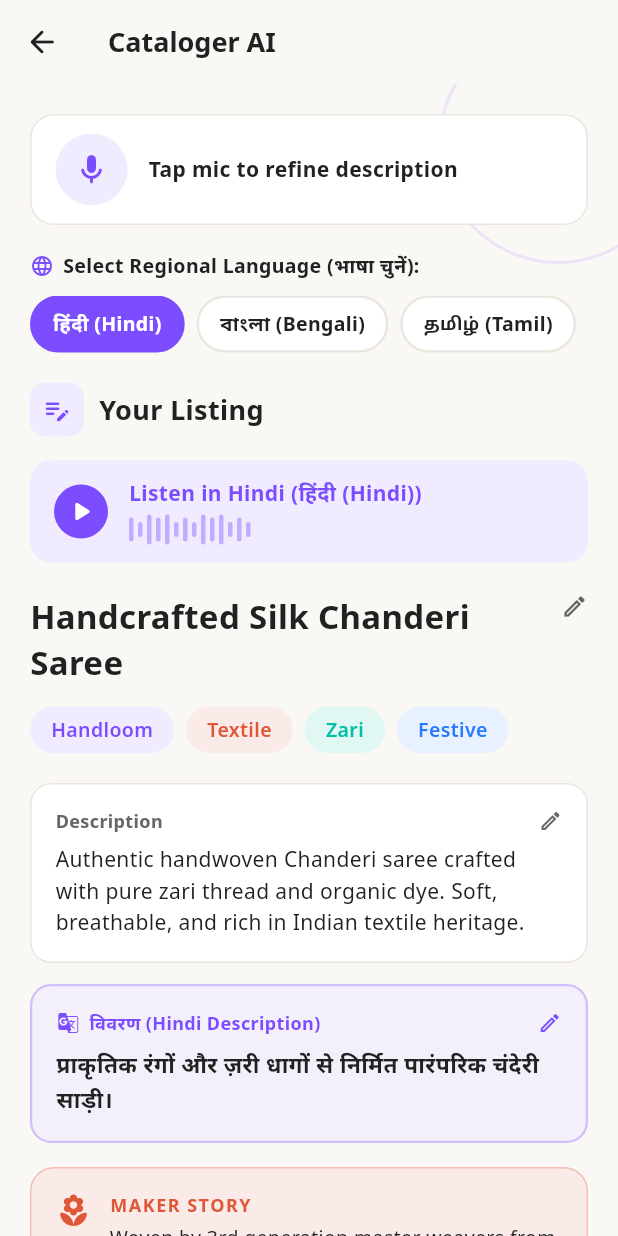
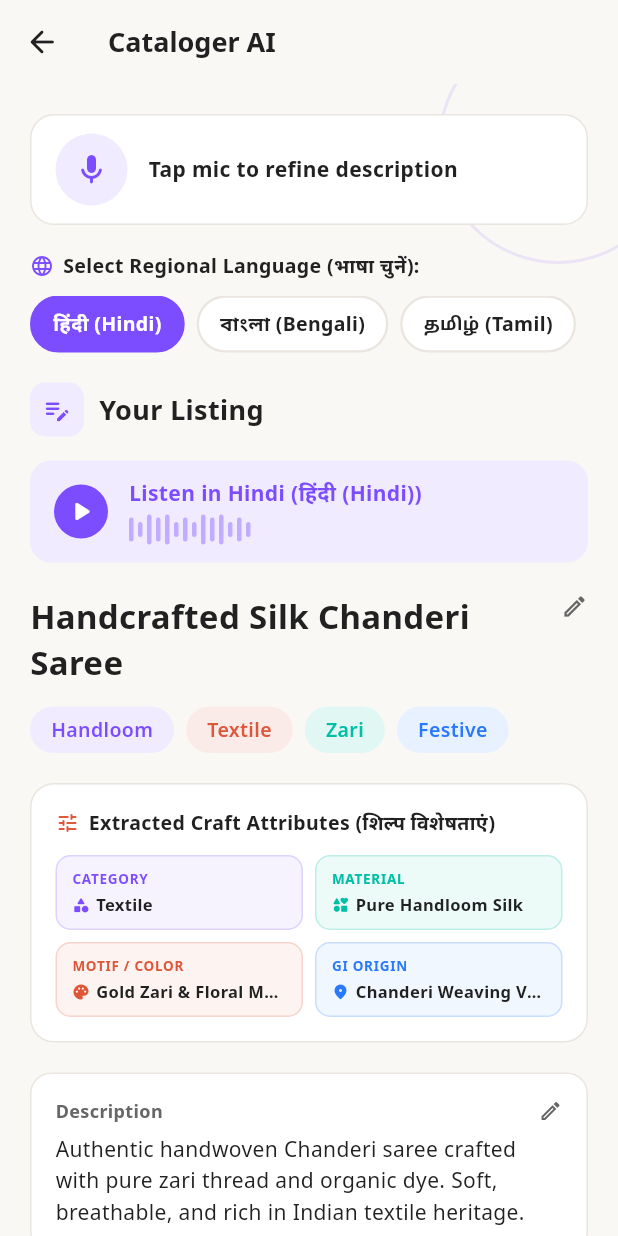
Before and after one commit to beingamaan/ps90-sih2026, a Flutter app: the VoiceScreen screen opened directly, on a phone screen of 412 x 824 dp. Run offline on Flutter 3.47's test engine with Material 3 defaults, Android fonts, the phone set to English and light mode, and no system bars; our stand-ins replace flutter_tts, google_fonts, image_picker, speech_to_text; missing offline and left inert: dart:html.

Commit message:
Enhance catalog section with PS90 craft feature extraction and auto-detected attributes

```diff
--- a/artisan_hub/lib/screens/voice_screen.dart
+++ b/artisan_hub/lib/screens/voice_screen.dart
@@ -29,6 +29,11 @@ class _VoiceScreenState extends State<VoiceScreen> {
   String _hindiDescription = "प्राकृतिक रंगों और ज़री धागों से निर्मित पारंपरिक चंदेरी साड़ी।";
   List<String> _tags = ["Handloom", "Textile", "Zari", "Festive"];
   String _makerStory = "Woven by 3rd generation master weavers from Chanderi village, keeping traditional handloom art alive.";
+
+  String _category = "Textile";
+  String _material = "Pure Handloom Silk";
+  String _colorMotif = "Gold Zari & Floral Motifs";
+  String _origin = "Chanderi Weaving Village, MP";
 
   int _selectedLangIndex = 0;
   final List<Map<String, String>> _languages = [
@@ -98,7 +103,7 @@ class _VoiceScreenState extends State<VoiceScreen> {
   Future<void> _fetchAiListing(String text) async {
     setState(() => _isLoading = true);
     final langObj = _languages[_selectedLangIndex];
-    final data = await ApiService.generateListing(text, "Textile", targetLang: langObj["code"]!);
+    final data = await ApiService.generateListing(text, _category, targetLang: langObj["code"]!);
     setState(() {
       _title = data["title"] ?? _title;
       _description = data["description"] ?? _description;
@@ -107,6 +112,10 @@ class _VoiceScreenState extends State<VoiceScreen> {
         _tags = List<String>.from(data["tags"]);
       }
       _makerStory = data["maker_story"] ?? _makerStory;
+      _category = data["category"] ?? _category;
+      _material = data["material"] ?? _material;
+      _colorMotif = data["color_motif"] ?? _colorMotif;
+      _origin = data["origin"] ?? _origin;
       _isLoading = false;
     });
   }
@@ -255,6 +264,10 @@ class _VoiceScreenState extends State<VoiceScreen> {
                   ),
                   const SizedBox(height: 20),
 
+                  // 4b. PS90 Extracted Craft Specifications Grid
+                  _buildCraftSpecificationsCard(),
+                  const SizedBox(height: 20),
+
                   // 5. Description Block (Tap to edit)
                   GestureDetector(
                     onTap: () => _editFieldDialog("Description", _description, (v) => setState(() => _description = v)),
@@ -305,7 +318,7 @@ class _VoiceScreenState extends State<VoiceScreen> {
                                 children: [
                                   const Icon(Icons.g_translate_rounded, size: 16, color: CraftTheme.violetTint),
                                   const SizedBox(width: 6),
-                                  Text("विवरण (Hindi Description)", style: GoogleFonts.notoSans(fontSize: 12, fontWeight: FontWeight.bold, color: CraftTheme.violetTint)),
+                                  Text("विवरण (Regional Description)", style: GoogleFonts.notoSans(fontSize: 12, fontWeight: FontWeight.bold, color: CraftTheme.violetTint)),
                                 ],
                               ),
                               const Icon(Icons.edit_outlined, size: 16, color: CraftTheme.violetTint),
@@ -364,7 +377,7 @@ class _VoiceScreenState extends State<VoiceScreen> {
                               description: _description,
                               tags: _tags,
                               makerStory: _makerStory,
-                              category: "Textile",
+                              category: _category,
                             ),
                           ),
                         );
@@ -384,6 +397,76 @@ class _VoiceScreenState extends State<VoiceScreen> {
                 ],
               ),
             ),
+          ),
+        ],
+      ),
+    );
+  }
+
+  Widget _buildCraftSpecificationsCard() {
+    return Container(
+      width: double.infinity,
+      padding: const EdgeInsets.all(16),
+      decoration: BoxDecoration(
+        color: CraftTheme.cardSurface,
+        borderRadius: BorderRadius.circular(16),
+        border: Border.all(color: CraftTheme.borderLight),
+      ),
+      child: Column(
+        crossAxisAlignment: CrossAxisAlignment.start,
+        children: [
+          Row(
+            children: [
+              const Icon(Icons.tune_rounded, size: 16, color: CraftTheme.terracottaPrimary),
+              const SizedBox(width: 6),
+              Text(
+                "Extracted Craft Attributes (शिल्प विशेषताएं)",
+                style: GoogleFonts.notoSans(fontSize: 13, fontWeight: FontWeight.bold, color: CraftTheme.darkText),
+              ),
+            ],
+          ),
+          const SizedBox(height: 12),
+          Row(
+            children: [
+              Expanded(child: _buildSpecChip("CATEGORY", _category, Icons.category_rounded, CraftTheme.violetTint, CraftTheme.violetLight)),
+              const SizedBox(width: 8),
+              Expanded(child: _buildSpecChip("MATERIAL", _material, Icons.interests_rounded, CraftTheme.tealTint, CraftTheme.tealLight)),
+            ],
+          ),
+          const SizedBox(height: 8),
+          Row(
+            children: [
+              Expanded(child: _buildSpecChip("MOTIF / COLOR", _colorMotif, Icons.palette_rounded, CraftTheme.terracottaPrimary, CraftTheme.terracottaLight)),
+              const SizedBox(width: 8),
+              Expanded(child: _buildSpecChip("GI ORIGIN", _origin, Icons.location_on_rounded, CraftTheme.blueTint, CraftTheme.blueLight)),
+            ],
+          ),
+        ],
+      ),
+    );
+  }
+
+  Widget _buildSpecChip(String label, String val, IconData icon, Color color, Color bg) {
+    return Container(
+      padding: const EdgeInsets.symmetric(horizontal: 10, vertical: 8),
+      decoration: BoxDecoration(
+        color: bg.withOpacity(0.6),
+        borderRadius: BorderRadius.circular(10),
+        border: Border.all(color: color.withOpacity(0.2)),
+      ),
+      child: Column(
+        crossAxisAlignment: CrossAxisAlignment.start,
+        children: [
+          Text(label, style: GoogleFonts.notoSans(fontSize: 9, fontWeight: FontWeight.bold, color: color, letterSpacing: 0.5)),
+          const SizedBox(height: 3),
+          Row(
+            children: [
+              Icon(icon, size: 12, color: color),
+              const SizedBox(width: 4),
+              Expanded(
+                child: Text(val, style: GoogleFonts.notoSans(fontSize: 11, fontWeight: FontWeight.bold, color: CraftTheme.darkText), maxLines: 1, overflow: TextOverflow.ellipsis),
+              ),
+            ],
           ),
         ],
       ),
```
Also changed, not shown: 1 other file.
